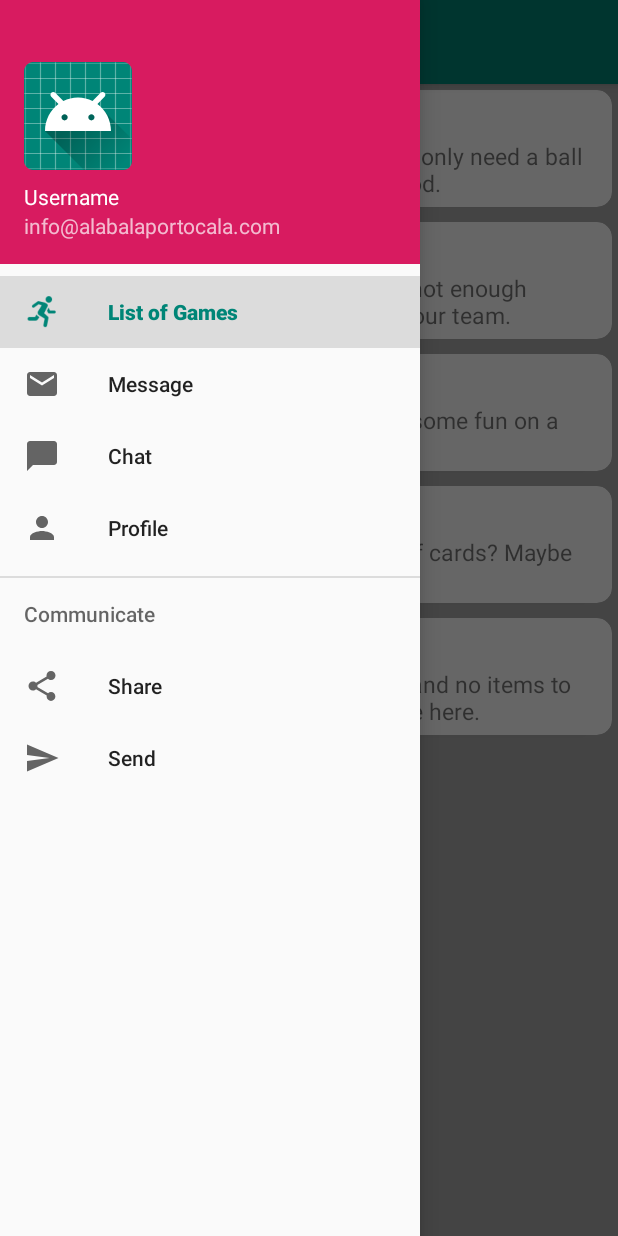
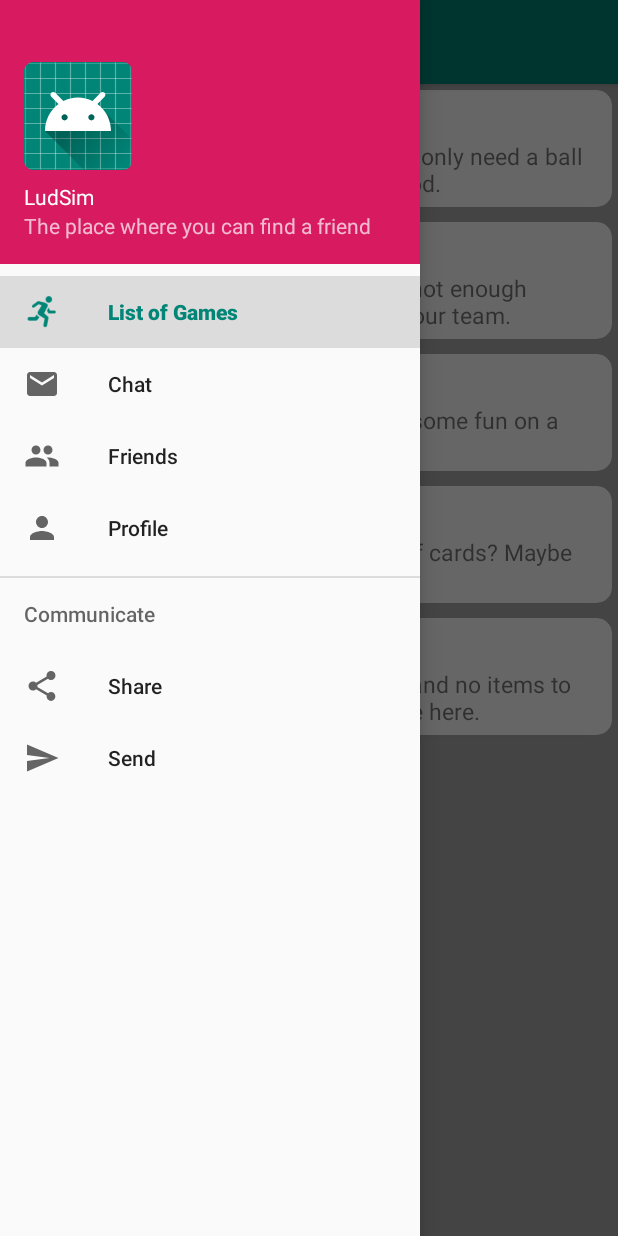
Before and after one commit to claaraamaria/GamesSelector, an Android app: the screen it shows after launch (MainActivity), with the side drawer open, on a phone screen of 412 x 824 dp. Run offline under Robolectric (Android 15) with nearby library versions, the phone set to English and light mode, and no system bars.

```diff
--- a/app/build.gradle
+++ b/app/build.gradle
@@ -36,11 +36,14 @@ dependencies {
     implementation "androidx.recyclerview:recyclerview-selection:1.1.0-rc01"
     implementation 'androidx.cardview:cardview:1.0.0'
     implementation 'com.google.android.material:material:1.1.0'
-    implementation 'androidx.fragment:fragment:1.2.4'
+    implementation 'androidx.fragment:fragment:1.2.5'
     implementation 'androidx.appcompat:appcompat:1.1.0'
 
     implementation 'com.squareup.retrofit2:retrofit:2.8.1'
     implementation 'com.squareup.retrofit2:converter-gson:2.4.0'
+
+    implementation 'com.squareup.picasso:picasso:2.71828'
+    implementation 'com.github.mohammadatif:CircularImageView:1.0.0'
 
     annotationProcessor 'com.github.bumptech.glide:compiler:4.9.0'
 
--- a/app/src/main/java/com/claramaria/gamesselector/fragments/RecyclerViewFragment.java
+++ b/app/src/main/java/com/claramaria/gamesselector/fragments/RecyclerViewFragment.java
@@ -27,6 +27,7 @@ public class RecyclerViewFragment extends Fragment implements RecyclerViewAdapte
     private ArrayList<GameInfo> mList;
 
     public RecyclerViewFragment() {
+        //required empty public constructor
     }
 
 
@@ -82,6 +83,8 @@ public class RecyclerViewFragment extends Fragment implements RecyclerViewAdapte
                 myIntent = new Intent(getContext(), InteractiveGames.class);
                 startActivityForResult(myIntent, 0);
                 break;
+            default:
+                throw new IllegalStateException("Unexpected value: " + position);
         }
     }
 }
--- a/app/src/main/java/com/claramaria/gamesselector/server/UserService.java
+++ b/app/src/main/java/com/claramaria/gamesselector/server/UserService.java
@@ -2,10 +2,11 @@ package com.claramaria.gamesselector.server;
 
 import com.claramaria.gamesselector.model.User;
 
+import java.util.List;
+
 import okhttp3.ResponseBody;
 import retrofit2.Call;
 import retrofit2.http.Field;
-import retrofit2.http.FieldMap;
 import retrofit2.http.FormUrlEncoded;
 import retrofit2.http.GET;
 import retrofit2.http.POST;
@@ -28,4 +29,7 @@ public interface UserService {
             @Field("userName") String userName,
             @Field("password") String password
     );
+
+    @GET("users")
+    Call<List<User>> getUsers();
 }
--- a/app/src/main/java/com/claramaria/gamesselector/storage/SharedPrefManager.java
+++ b/app/src/main/java/com/claramaria/gamesselector/storage/SharedPrefManager.java
@@ -47,7 +47,8 @@ public class SharedPrefManager {
                 sharedPreferences.getString("username", null),
                 sharedPreferences.getString("name", null),
                 sharedPreferences.getString("telephone", null),
-                sharedPreferences.getString("email", null)
+                sharedPreferences.getString("email", null),
+                sharedPreferences.getString("image", null)
                 );
     }
 
--- /dev/null
+++ b/app/src/main/res/drawable/ic_account_circle_black_24dp.xml
@@ -0,0 +1,5 @@
+<vector android:height="24dp" android:tint="#CEFF0D"
+    android:viewportHeight="24.0" android:viewportWidth="24.0"
+    android:width="24dp" xmlns:android="http://schemas.android.com/apk/res/android">
+    <path android:fillColor="#FF000000" android:pathData="M12,2C6.48,2 2,6.48 2,12s4.48,10 10,10 10,-4.48 10,-10S17.52,2 12,2zM12,5c1.66,0 3,1.34 3,3s-1.34,3 -3,3 -3,-1.34 -3,-3 1.34,-3 3,-3zM12,19.2c-2.5,0 -4.71,-1.28 -6,-3.22 0.03,-1.99 4,-3.08 6,-3.08 1.99,0 5.97,1.09 6,3.08 -1.29,1.94 -3.5,3.22 -6,3.22z"/>
+</vector>
--- /dev/null
+++ b/app/src/main/res/drawable/ic_people.xml
@@ -0,0 +1,9 @@
+<vector xmlns:android="http://schemas.android.com/apk/res/android"
+        android:width="24dp"
+        android:height="24dp"
+        android:viewportWidth="24.0"
+        android:viewportHeight="24.0">
+    <path
+        android:fillColor="#FF000000"
+        android:pathData="M16,11c1.66,0 2.99,-1.34 2.99,-3S17.66,5 16,5c-1.66,0 -3,1.34 -3,3s1.34,3 3,3zM8,11c1.66,0 2.99,-1.34 2.99,-3S9.66,5 8,5C6.34,5 5,6.34 5,8s1.34,3 3,3zM8,13c-2.33,0 -7,1.17 -7,3.5L1,19h14v-2.5c0,-2.33 -4.67,-3.5 -7,-3.5zM16,13c-0.29,0 -0.62,0.02 -0.97,0.05 1.16,0.84 1.97,1.97 1.97,3.45L17,19h6v-2.5c0,-2.33 -4.67,-3.5 -7,-3.5z"/>
+</vector>
--- a/app/src/main/res/layout/nav_header.xml
+++ b/app/src/main/res/layout/nav_header.xml
@@ -11,18 +11,19 @@
     <ImageView
         android:layout_width="wrap_content"
         android:layout_height="wrap_content"
-        android:src="@mipmap/ic_launcher_round" />
+        android:src="@mipmap/ic_launcher_round"
+        android:contentDescription="@string/logo_of_the_app" />
 
     <TextView
         android:layout_width="wrap_content"
         android:layout_height="wrap_content"
         android:paddingTop="8dp"
-        android:text="Username"
+        android:text="@string/ludsim"
         android:textAppearance="@style/TextAppearance.AppCompat.Body1"/>
 
     <TextView
         android:layout_width="wrap_content"
         android:layout_height="wrap_content"
-        android:text="info@alabalaportocala.com"/>
+        android:text="@string/the_place_where_you_can_find_a_friend"/>
 
 </LinearLayout>
--- a/app/src/main/res/menu/drawer_view.xml
+++ b/app/src/main/res/menu/drawer_view.xml
@@ -7,32 +7,32 @@
         <item
             android:id="@+id/nav_list"
             android:icon="@drawable/ic_run"
-            android:title="List of Games" />
+            android:title="@string/list_of_games" />
         <item
             android:id="@+id/nav_message"
             android:icon="@drawable/ic_message"
-            android:title="Message" />
+            android:title="@string/chat" />
         <item
             android:id="@+id/nav_chat"
-            android:icon="@drawable/ic_chat"
-            android:title="Chat" />
+            android:icon="@drawable/ic_people"
+            android:title="@string/friends" />
         <item
             android:id="@+id/nav_profile"
             android:icon="@drawable/ic_profile"
-            android:title="Profile" />
+            android:title="@string/profile" />
     </group>
 
-    <item android:title="Communicate">
+    <item android:title="@string/communicate">
         <menu>
             <group android:checkableBehavior="single">
                 <item
                     android:id="@+id/nav_share"
                     android:icon="@drawable/ic_share"
-                    android:title="Share" />
+                    android:title="@string/share" />
                 <item
                     android:id="@+id/nav_send"
                     android:icon="@drawable/ic_send"
-                    android:title="Send" />
+                    android:title="@string/send" />
             </group>
         </menu>
     </item>
--- a/app/src/main/res/values/colors.xml
+++ b/app/src/main/res/values/colors.xml
@@ -5,4 +5,5 @@
     <color name="colorAccent">#D81B60</color>
     <color name="green">#4CAF50</color>
     <color name="colorWhite">#FFFFFF</color>
+    <color name="colorBlack">#000000</color>
 </resources>
--- a/app/src/main/res/values/strings.xml
+++ b/app/src/main/res/values/strings.xml
@@ -1,9 +1,19 @@
 <resources>
     <string name="app_name">LudSim</string>
     <string name="description">Image for the current Card</string>
-    <string name="title">Title</string>
-    <string name="description_text">Description Text</string>
+    <string name="title">Title </string>
+    <string name="description_text">Description of the game</string>
     <string name="icons_description">Icons will come here</string>
     <string name="navigation_drawer_open">Open navigation drawer</string>
     <string name="navigation_drawer_close">Close navigation drawer</string>
+    <string name="list_of_games">List of Games</string>
+    <string name="chat">Chat</string>
+    <string name="friends">Friends</string>
+    <string name="profile">Profile</string>
+    <string name="communicate">Communicate</string>
+    <string name="share">Share</string>
+    <string name="send">Send</string>
+    <string name="ludsim">LudSim</string>
+    <string name="the_place_where_you_can_find_a_friend">The place where you can find a friend</string>
+    <string name="logo_of_the_app">Logo of the app</string>
 </resources>
--- a/build.gradle
+++ b/build.gradle
@@ -21,7 +21,7 @@ allprojects {
         jcenter()
         mavenCentral()
         maven {
-            url "https://maven.google.com"
+            url 'https://jitpack.io'
         }
     }
 }
```
Also changed, not shown: app/src/main/java/com/claramaria/gamesselector/MainActivity.java (+8 -11 lines), app/src/main/java/com/claramaria/gamesselector/adapters/AdapterUsers.java (added, +81 -0 lines), app/src/main/java/com/claramaria/gamesselector/fragments/ChatFragment.java (deleted, +0 -20 lines), app/src/main/java/com/claramaria/gamesselector/fragments/FriendsFragment.java (added, +70 -0 lines), app/src/main/java/com/claramaria/gamesselector/fragments/ProfileFragment.java (+4 -3 lines), app/src/main/java/com/claramaria/gamesselector/model/User.java (+16 -5 lines), app/src/main/res/layout/fragment_users_list.xml (added, +13 -0 lines), app/src/main/res/layout/item_users.xml (added, +49 -0 lines).
